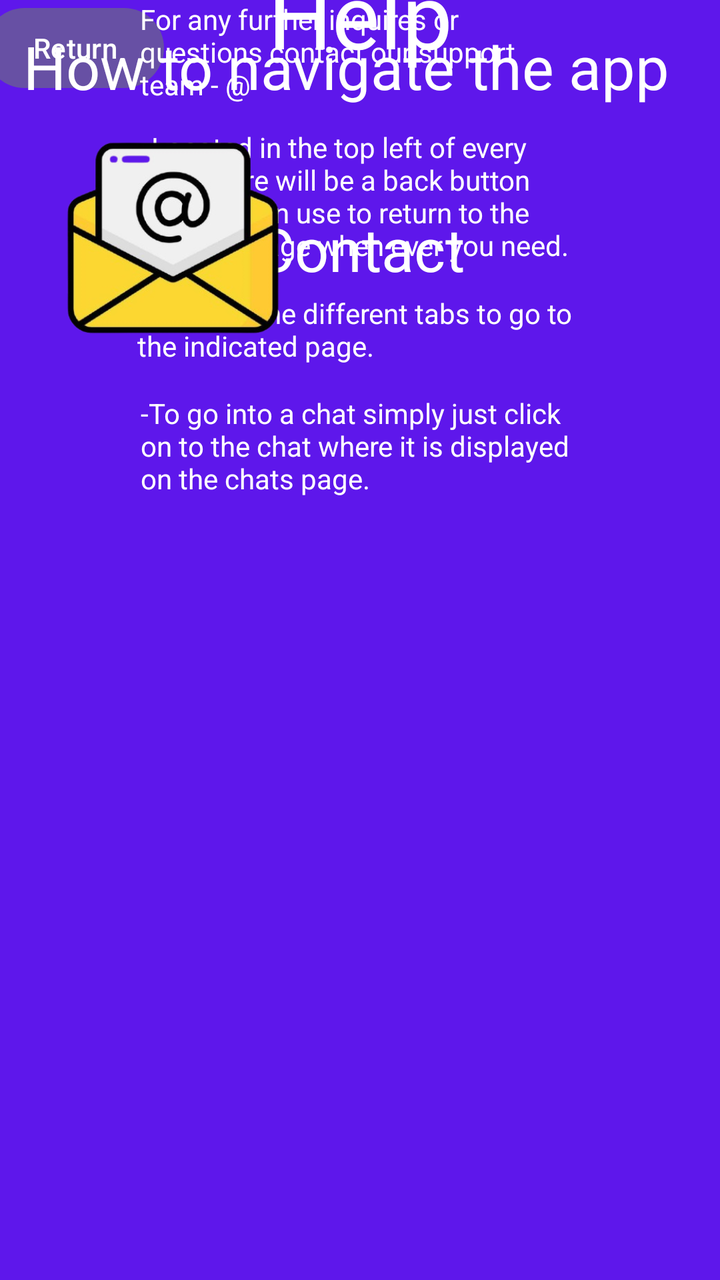
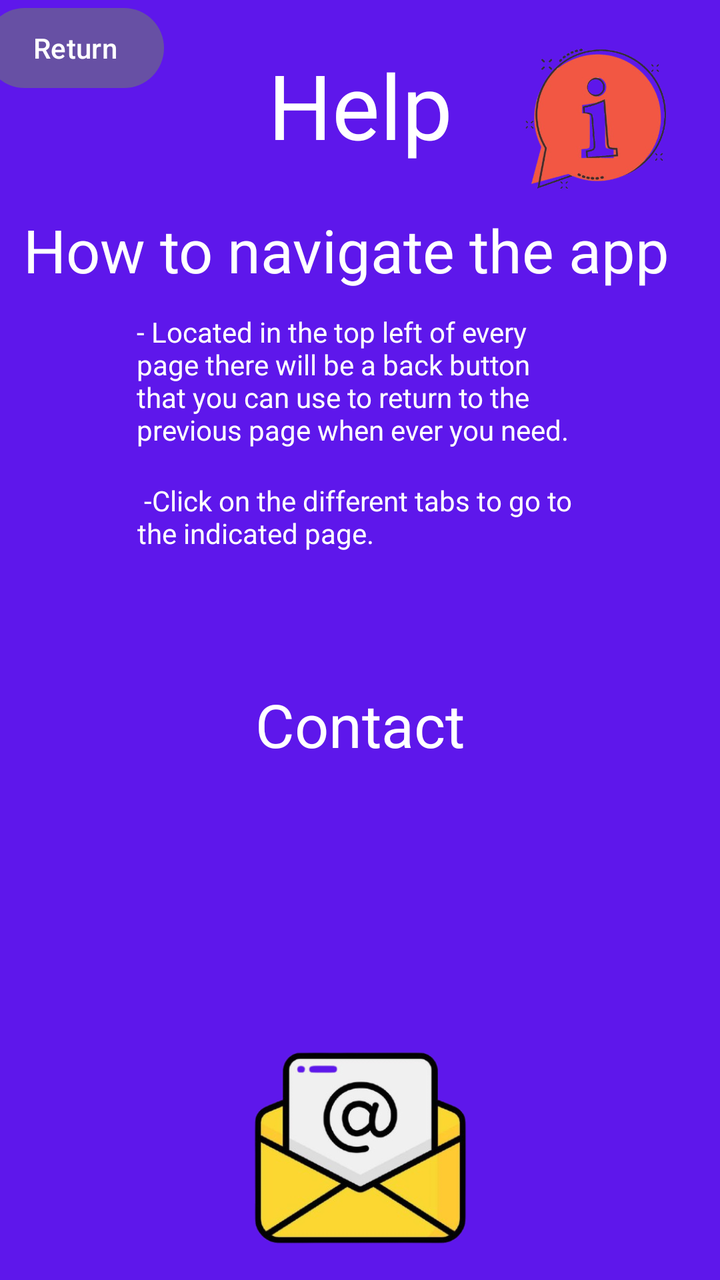

Compare the two renders of this Android layout. The source of the first and the diff that turns it into the second are given below.
<!-- AndroidManifest.xml: application theme Theme.GeorgeAndIzzy -->
<!-- res/layout/activity_help.xml -->
<?xml version="1.0" encoding="utf-8"?>
<androidx.constraintlayout.widget.ConstraintLayout xmlns:android="http://schemas.android.com/apk/res/android"
    xmlns:app="http://schemas.android.com/apk/res-auto"
    xmlns:tools="http://schemas.android.com/tools"
    android:id="@+id/main"
    android:layout_width="match_parent"
    android:layout_height="match_parent"
    android:background="#5e17eb"
    tools:context=".Help">

    <TextView
        android:id="@+id/textView9"
        android:layout_width="wrap_content"
        android:layout_height="wrap_content"
        android:text="Help"
        android:textColor="@color/white"
        android:textSize="45dp"
        app:layout_constraintBottom_toTopOf="@+id/textView12"
        app:layout_constraintEnd_toEndOf="parent"
        app:layout_constraintHorizontal_bias="0.5"
        app:layout_constraintStart_toStartOf="parent"
        app:layout_constraintTop_toTopOf="parent" />

    <Button
        android:id="@+id/buttonBack4"
        android:layout_width="wrap_content"
        android:layout_height="wrap_content"
        android:layout_marginEnd="52dp"
        android:text="Return"
        app:layout_constraintEnd_toStartOf="@+id/textView9"
        tools:layout_editor_absoluteY="16dp" />

    <TextView
        android:id="@+id/textView12"
        android:layout_width="337dp"
        android:layout_height="51dp"
        android:text="How to navigate the app"
        android:textColor="@color/white"
        android:textSize="30dp"
        app:layout_constraintBottom_toTopOf="@+id/textView13"
        app:layout_constraintEnd_toEndOf="parent"
        app:layout_constraintStart_toStartOf="parent" />

    <TextView
        android:id="@+id/textView13"
        android:layout_width="224dp"
        android:layout_height="71dp"
        android:layout_marginBottom="12dp"
        android:text="- Located in the top left of every page there will be a
back button that you can use to return to the previous page when ever you need."
        android:textColor="@color/white"
        app:layout_constraintBottom_toTopOf="@+id/textView14"
        app:layout_constraintEnd_toEndOf="parent"
        app:layout_constraintHorizontal_bias="0.502"
        app:layout_constraintStart_toStartOf="parent" />

    <TextView
        android:id="@+id/textView14"
        android:layout_width="223dp"
        android:layout_height="38dp"
        android:layout_marginBottom="12dp"
        android:text=" -Click on the different tabs to go to the indicated page."
        android:textColor="@color/white"
        app:layout_constraintBottom_toTopOf="@+id/textView15"
        app:layout_constraintEnd_toEndOf="parent"
        app:layout_constraintStart_toStartOf="parent" />

    <TextView
        android:id="@+id/textView15"
        android:layout_width="221dp"
        android:layout_height="51dp"
        android:layout_marginBottom="392dp"
        android:text="-To go into a chat simply just click on to the chat where it is displayed on the
chats page."
        android:textColor="@color/white"
        app:layout_constraintBottom_toBottomOf="parent"
        app:layout_constraintEnd_toEndOf="parent"
        app:layout_constraintHorizontal_bias="0.505"
        app:layout_constraintStart_toStartOf="parent" />

    <TextView
        android:id="@+id/textView16"
        android:layout_width="wrap_content"
        android:layout_height="wrap_content"
        android:text="Contact"
        android:textColor="@color/white"
        android:textSize="30dp"
        app:layout_constraintBottom_toTopOf="@+id/textView17"
        app:layout_constraintEnd_toEndOf="parent"
        app:layout_constraintHorizontal_bias="0.5"
        app:layout_constraintStart_toStartOf="parent"
        app:layout_constraintTop_toBottomOf="@+id/textView15" />

    <TextView
        android:id="@+id/textView17"
        android:layout_width="220dp"
        android:layout_height="63dp"
        android:text="For any further inquires or questions contact our support team - @"
        android:textColor="@color/white"
        app:layout_constraintEnd_toEndOf="parent"
        app:layout_constraintHorizontal_bias="0.5"
        app:layout_constraintStart_toStartOf="parent"
        tools:layout_editor_absoluteY="408dp" />

    <ImageView
        android:id="@+id/imageView6"
        android:layout_width="173dp"
        android:layout_height="238dp"
        app:srcCompat="@drawable/contact"
        tools:layout_editor_absoluteX="119dp"
        tools:layout_editor_absoluteY="433dp" />

</androidx.constraintlayout.widget.ConstraintLayout>
<!-- resources referenced by this layout -->
<resources>
  <color name="white">#FFFFFFFF</color>
  <!-- drawable contact: png bitmap (drawable, 96512 bytes) -->
  <style name="Theme.GeorgeAndIzzy" parent="Base.Theme.GeorgeAndIzzy" />
  <style name="Base.Theme.GeorgeAndIzzy" parent="Theme.Material3.DayNight.NoActionBar">
          
          
      </style>
</resources>

<!-- the commit's change to res/layout/activity_help.xml (unified diff, before → after) -->
@@ -34,17 +34,20 @@
         android:id="@+id/textView12"
         android:layout_width="337dp"
         android:layout_height="51dp"
+        android:layout_marginTop="104dp"
         android:text="How to navigate the app"
         android:textColor="@color/white"
         android:textSize="30dp"
         app:layout_constraintBottom_toTopOf="@+id/textView13"
         app:layout_constraintEnd_toEndOf="parent"
-        app:layout_constraintStart_toStartOf="parent" />
+        app:layout_constraintStart_toStartOf="parent"
+        app:layout_constraintTop_toTopOf="parent" />
 
     <TextView
         android:id="@+id/textView13"
         android:layout_width="224dp"
         android:layout_height="71dp"
+        android:layout_marginTop="155dp"
         android:layout_marginBottom="12dp"
         android:text="- Located in the top left of every page there will be a
 back button that you can use to return to the previous page when ever you need."
@@ -52,23 +55,27 @@ back button that you can use to return to the previous page when ever you need."
         app:layout_constraintBottom_toTopOf="@+id/textView14"
         app:layout_constraintEnd_toEndOf="parent"
         app:layout_constraintHorizontal_bias="0.502"
-        app:layout_constraintStart_toStartOf="parent" />
+        app:layout_constraintStart_toStartOf="parent"
+        app:layout_constraintTop_toTopOf="parent" />
 
     <TextView
         android:id="@+id/textView14"
         android:layout_width="223dp"
         android:layout_height="38dp"
+        android:layout_marginTop="238dp"
         android:layout_marginBottom="12dp"
         android:text=" -Click on the different tabs to go to the indicated page."
         android:textColor="@color/white"
         app:layout_constraintBottom_toTopOf="@+id/textView15"
         app:layout_constraintEnd_toEndOf="parent"
-        app:layout_constraintStart_toStartOf="parent" />
+        app:layout_constraintStart_toStartOf="parent"
+        app:layout_constraintTop_toTopOf="parent" />
 
     <TextView
         android:id="@+id/textView15"
         android:layout_width="221dp"
         android:layout_height="51dp"
+        android:layout_marginTop="288dp"
         android:layout_marginBottom="392dp"
         android:text="-To go into a chat simply just click on to the chat where it is displayed on the
 chats page."
@@ -76,38 +83,56 @@ chats page."
         app:layout_constraintBottom_toBottomOf="parent"
         app:layout_constraintEnd_toEndOf="parent"
         app:layout_constraintHorizontal_bias="0.505"
-        app:layout_constraintStart_toStartOf="parent" />
+        app:layout_constraintStart_toStartOf="parent"
+        app:layout_constraintTop_toTopOf="parent" />
 
     <TextView
         android:id="@+id/textView16"
         android:layout_width="wrap_content"
         android:layout_height="wrap_content"
+        android:layout_marginTop="340dp"
         android:text="Contact"
         android:textColor="@color/white"
         android:textSize="30dp"
         app:layout_constraintBottom_toTopOf="@+id/textView17"
         app:layout_constraintEnd_toEndOf="parent"
-        app:layout_constraintHorizontal_bias="0.5"
         app:layout_constraintStart_toStartOf="parent"
-        app:layout_constraintTop_toBottomOf="@+id/textView15" />
+        app:layout_constraintTop_toTopOf="parent"
+        app:layout_constraintVertical_bias="0.065" />
 
     <TextView
         android:id="@+id/textView17"
         android:layout_width="220dp"
         android:layout_height="63dp"
+        android:layout_marginTop="392dp"
+        android:layout_marginBottom="276dp"
         android:text="For any further inquires or questions contact our support team - @"
         android:textColor="@color/white"
+        app:layout_constraintBottom_toBottomOf="parent"
         app:layout_constraintEnd_toEndOf="parent"
-        app:layout_constraintHorizontal_bias="0.5"
+        app:layout_constraintHorizontal_bias="0.497"
         app:layout_constraintStart_toStartOf="parent"
-        tools:layout_editor_absoluteY="408dp" />
+        app:layout_constraintTop_toTopOf="parent" />
 
     <ImageView
         android:id="@+id/imageView6"
         android:layout_width="173dp"
         android:layout_height="238dp"
-        app:srcCompat="@drawable/contact"
-        tools:layout_editor_absoluteX="119dp"
-        tools:layout_editor_absoluteY="433dp" />
+        android:layout_marginTop="455dp"
+        app:layout_constraintBottom_toBottomOf="parent"
+        app:layout_constraintEnd_toEndOf="parent"
+        app:layout_constraintStart_toStartOf="parent"
+        app:layout_constraintTop_toTopOf="parent"
+        app:layout_constraintVertical_bias="0.0"
+        app:srcCompat="@drawable/contact" />
+
+    <ImageView
+        android:id="@+id/imageView8"
+        android:layout_width="98dp"
+        android:layout_height="119dp"
+        android:layout_marginStart="24dp"
+        app:layout_constraintStart_toEndOf="@+id/textView9"
+        app:srcCompat="@drawable/help2"
+        tools:layout_editor_absoluteY="-6dp" />
 
 </androidx.constraintlayout.widget.ConstraintLayout>
<!-- resource entries referenced after the edit -->
@@ -2,6 +2,7 @@
 <resources>
   <color name="white">#FFFFFFFF</color>
   <!-- drawable contact: png bitmap (drawable, 96512 bytes) -->
+  <!-- drawable help2: png bitmap (drawable, 103998 bytes) -->
   <style name="Theme.GeorgeAndIzzy" parent="Base.Theme.GeorgeAndIzzy" />
   <style name="Base.Theme.GeorgeAndIzzy" parent="Theme.Material3.DayNight.NoActionBar">
           
